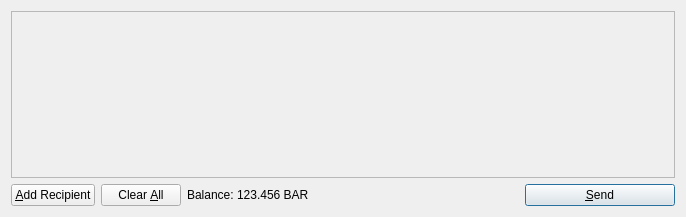
MicrosoftCoin/MKCoin, file src/qt/forms/sendcoinsdialog.ui: the form before one commit.
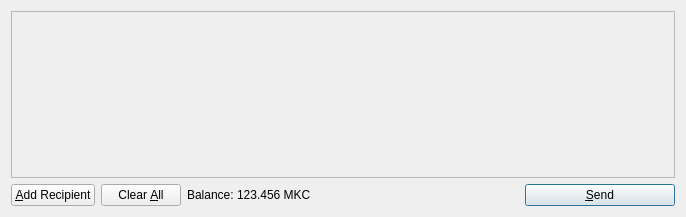
The form after the commit. Icons and pictures are not drawn.

The edit to the form file:
```diff
--- a/src/qt/forms/sendcoinsdialog.ui
+++ b/src/qt/forms/sendcoinsdialog.ui
@@ -119,7 +119,7 @@
           <cursorShape>IBeamCursor</cursorShape>
          </property>
          <property name="text">
-          <string>123.456 BAR</string>
+          <string>123.456 MKC</string>
          </property>
          <property name="textInteractionFlags">
           <set>Qt::LinksAccessibleByMouse|Qt::TextSelectableByKeyboard|Qt::TextSelectableByMouse</set>
```
